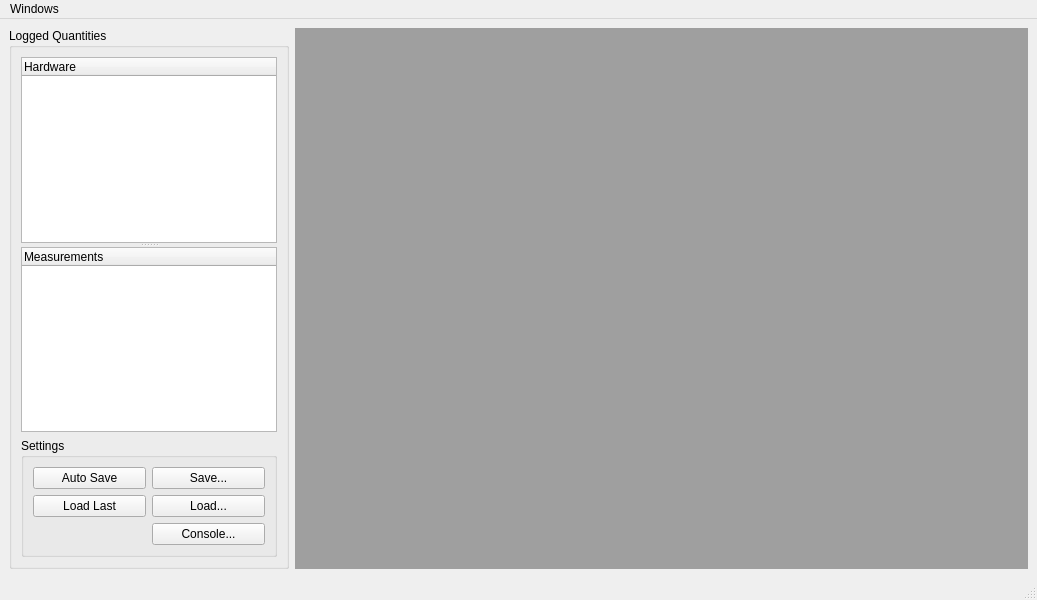
First picture: the form in base_microscope_app_mdi.ui, repository vfolfbt7330jordanjacobs/ScopeFoundry, before the edit.
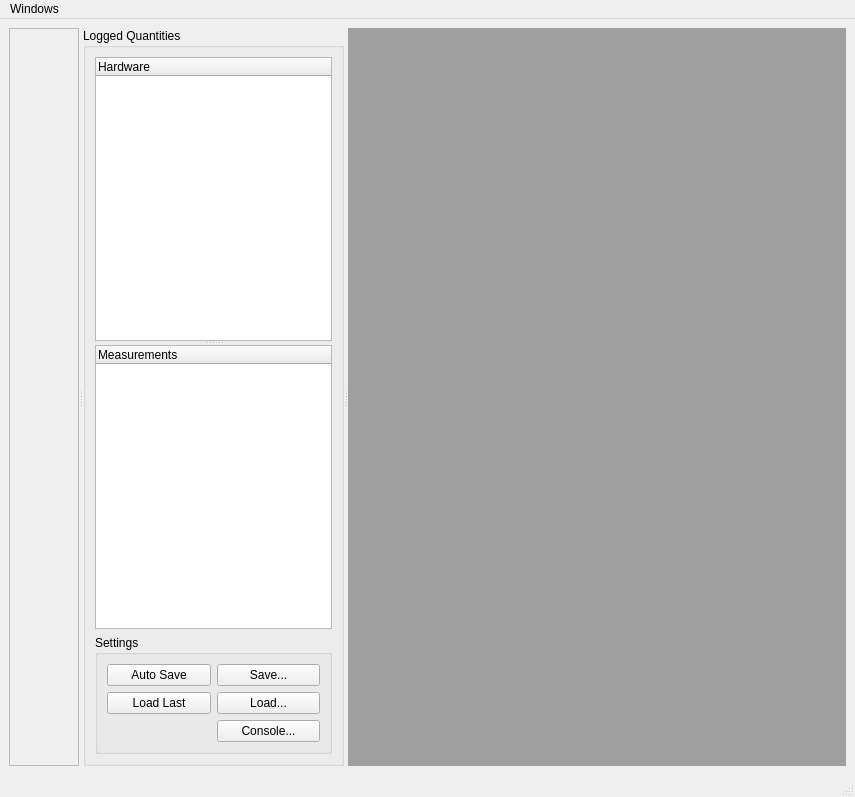
Second picture: the form after the edit.

Commit message: BaseMicroscopeGUI (mdi version) add quickbar

Diff of the .ui file:
```diff
--- a/base_microscope_app_mdi.ui
+++ b/base_microscope_app_mdi.ui
@@ -6,8 +6,8 @@
    <rect>
     <x>0</x>
     <y>0</y>
-    <width>1037</width>
-    <height>600</height>
+    <width>855</width>
+    <height>797</height>
    </rect>
   </property>
   <property name="windowTitle">
@@ -17,35 +17,34 @@
    <bool>false</bool>
   </property>
   <widget class="QWidget" name="centralwidget">
-   <layout class="QHBoxLayout" name="horizontalLayout_2" stretch="0,0">
-    <item>
+   <layout class="QGridLayout" name="gridLayout_2">
+    <item row="0" column="0">
+     <widget class="QSplitter" name="splitter_2">
+      <property name="orientation">
+       <enum>Qt::Horizontal</enum>
+      </property>
+      <widget class="QScrollArea" name="quickaccess_scrollArea">
+       <property name="widgetResizable">
+        <bool>true</bool>
+       </property>
+       <widget class="QWidget" name="scrollAreaWidgetContents">
+        <property name="geometry">
+         <rect>
+          <x>0</x>
+          <y>0</y>
+          <width>77</width>
+          <height>728</height>
+         </rect>
+        </property>
+        <layout class="QVBoxLayout" name="verticalLayout_2"/>
+       </widget>
+      </widget>
      <widget class="QGroupBox" name="lq_trees_groupBox">
       <property name="title">
        <string>Logged Quantities</string>
       </property>
-      <layout class="QVBoxLayout" name="verticalLayout">
-       <item>
-        <widget class="QSplitter" name="splitter">
-         <property name="orientation">
-          <enum>Qt::Vertical</enum>
-         </property>
-         <widget class="QTreeWidget" name="hardware_treeWidget">
-          <column>
-           <property name="text">
-            <string>Hardware</string>
-           </property>
-          </column>
-         </widget>
-         <widget class="QTreeWidget" name="measurements_treeWidget">
-          <column>
-           <property name="text">
-            <string>Measurements</string>
-           </property>
-          </column>
-         </widget>
-        </widget>
-       </item>
-       <item>
+       <layout class="QGridLayout" name="gridLayout">
+        <item row="2" column="1">
         <widget class="QGroupBox" name="settings_groupBox">
          <property name="title">
           <string>Settings</string>
@@ -89,10 +88,29 @@
          </layout>
         </widget>
        </item>
-      </layout>
-     </widget>
-    </item>
-    <item>
+        <item row="1" column="1">
+         <widget class="QSplitter" name="splitter">
+          <property name="orientation">
+           <enum>Qt::Vertical</enum>
+          </property>
+          <widget class="QTreeWidget" name="hardware_treeWidget">
+           <column>
+            <property name="text">
+             <string>Hardware</string>
+            </property>
+           </column>
+          </widget>
+          <widget class="QTreeWidget" name="measurements_treeWidget">
+           <column>
+            <property name="text">
+             <string>Measurements</string>
+            </property>
+           </column>
+          </widget>
+         </widget>
+        </item>
+       </layout>
+      </widget>
      <widget class="QMdiArea" name="mdiArea">
       <property name="viewMode">
        <enum>QMdiArea::TabbedView</enum>
@@ -104,6 +122,7 @@
        <bool>true</bool>
       </property>
      </widget>
+     </widget>
     </item>
    </layout>
   </widget>
@@ -112,7 +131,7 @@
     <rect>
      <x>0</x>
      <y>0</y>
-     <width>1037</width>
+     <width>855</width>
      <height>22</height>
     </rect>
    </property>
```
Lines whose indentation alone changed are shown as unchanged. The commit also changes 1 other file.
